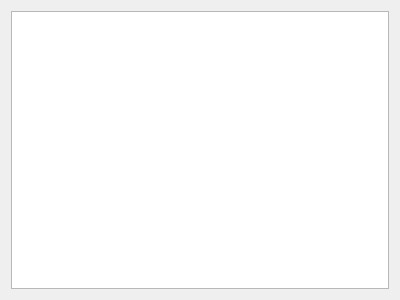
Qt form visionapp/client/ui/main_window/video_expanded_view/alert_log/alert_log.ui (aotuai/brainframe-qt) before a commit.
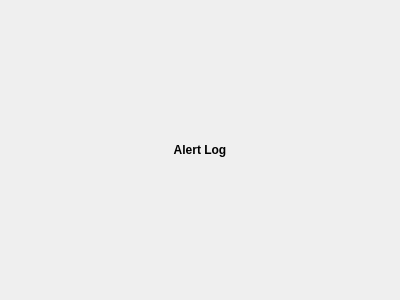
The same form after that commit.

```diff
--- a/visionapp/client/ui/main_window/video_expanded_view/alert_log/alert_log.ui
+++ b/visionapp/client/ui/main_window/video_expanded_view/alert_log/alert_log.ui
@@ -15,7 +15,33 @@
   </property>
   <layout class="QVBoxLayout" name="verticalLayout">
    <item>
-    <widget class="QListWidget" name="listWidget"/>
+    <layout class="QVBoxLayout" name="main_layout">
+     <item>
+      <widget class="QLabel" name="alert_log_label">
+       <property name="sizePolicy">
+        <sizepolicy hsizetype="Preferred" vsizetype="Fixed">
+         <horstretch>0</horstretch>
+         <verstretch>0</verstretch>
+        </sizepolicy>
+       </property>
+       <property name="font">
+        <font>
+         <weight>75</weight>
+         <bold>true</bold>
+        </font>
+       </property>
+       <property name="text">
+        <string>Alert Log</string>
+       </property>
+       <property name="alignment">
+        <set>Qt::AlignCenter</set>
+       </property>
+      </widget>
+     </item>
+     <item>
+      <layout class="QVBoxLayout" name="alert_log_layout"/>
+     </item>
+    </layout>
    </item>
   </layout>
  </widget>
```
